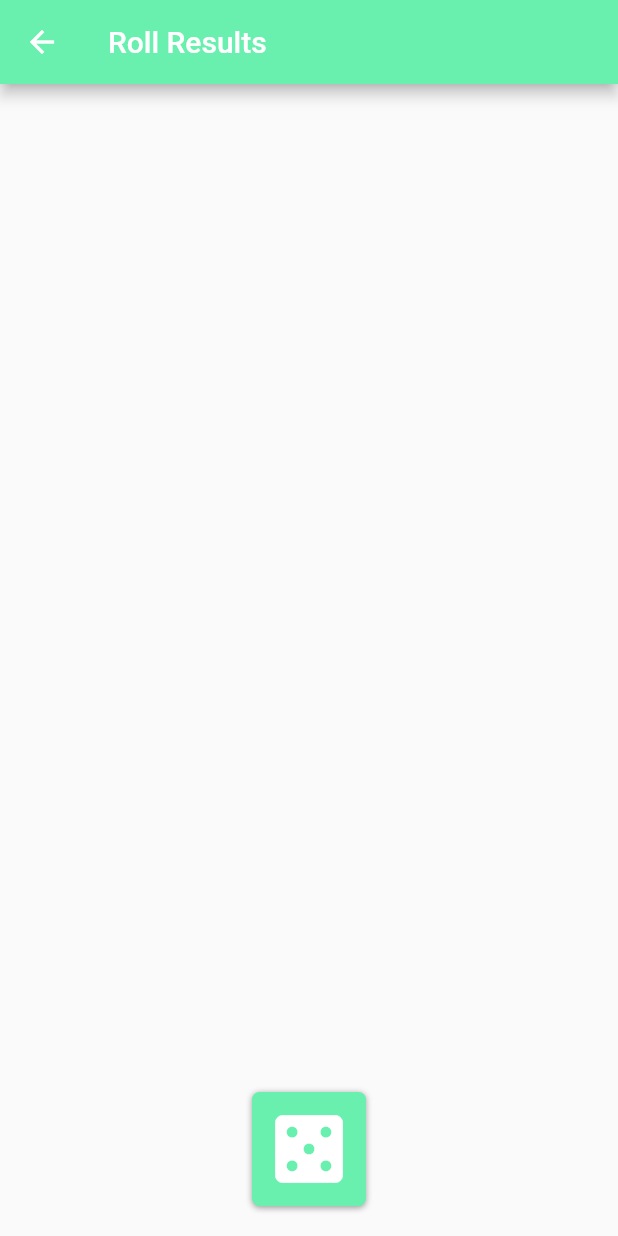
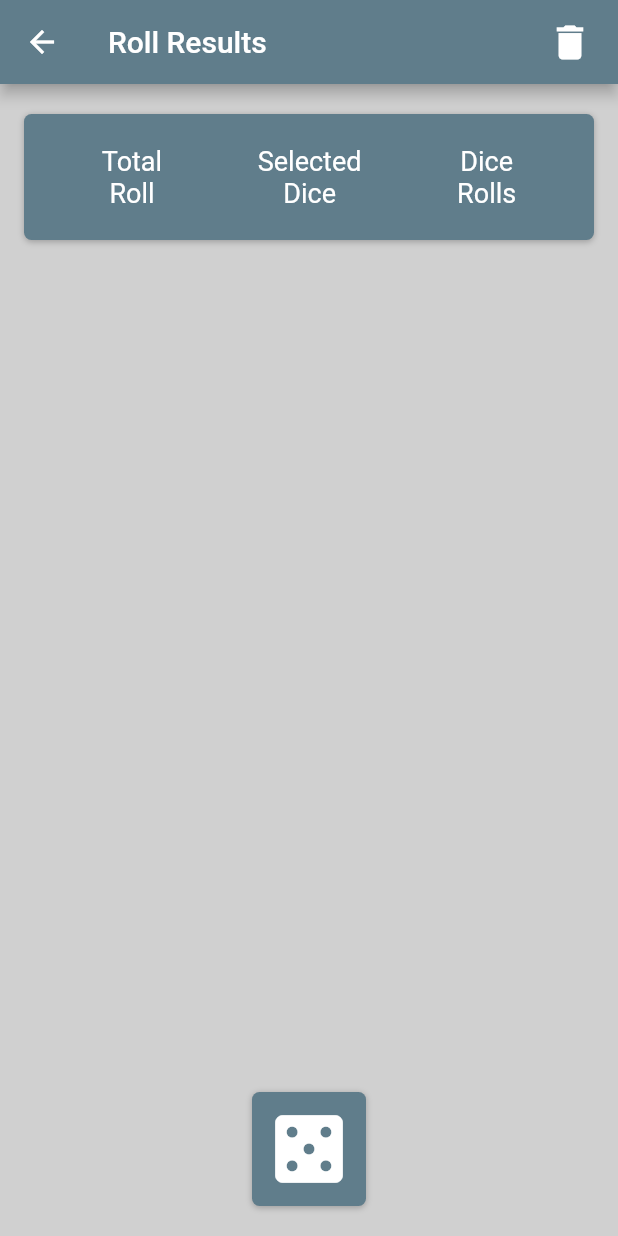
Before and after one commit to Lallivero/RollMe, a Flutter app: the ResultScreen screen opened directly, after a tap on the "casino" icon, on a phone screen of 412 x 824 dp. Run offline on Flutter 3.47's test engine with Material 2 defaults, Android fonts, the phone set to English and light mode, and no system bars.

Commit message:
styled the result differently

```diff
--- /dev/null
+++ b/lib/components/header_row.dart
@@ -0,0 +1,58 @@
+import 'package:flutter/material.dart';
+
+import '../constants.dart';
+
+class HeaderRow extends StatelessWidget {
+  const HeaderRow({Key? key}) : super(key: key);
+
+  @override
+  Widget build(BuildContext context) {
+    return Row(
+      mainAxisAlignment: MainAxisAlignment.spaceAround,
+      children: [
+        Column(
+          children: const [
+            Text(
+              'Total',
+              textAlign: TextAlign.center,
+              style: TextStyle(color: kTextColor, fontSize: 18),
+            ),
+            Text(
+              'Roll',
+              textAlign: TextAlign.center,
+              style: TextStyle(color: kTextColor, fontSize: 18),
+            ),
+          ],
+        ),
+        Column(
+          children: const [
+            Text(
+              'Selected',
+              textAlign: TextAlign.center,
+              style: TextStyle(color: kTextColor, fontSize: 18),
+            ),
+            Text(
+              'Dice',
+              textAlign: TextAlign.center,
+              style: TextStyle(color: kTextColor, fontSize: 18),
+            ),
+          ],
+        ),
+        Column(
+          children: const [
+            Text(
+              'Dice',
+              textAlign: TextAlign.center,
+              style: TextStyle(color: kTextColor, fontSize: 18),
+            ),
+            Text(
+              'Rolls',
+              textAlign: TextAlign.center,
+              style: TextStyle(color: kTextColor, fontSize: 18),
+            ),
+          ],
+        ),
+      ],
+    );
+  }
+}
--- /dev/null
+++ b/lib/components/header_tile.dart
@@ -0,0 +1,19 @@
+import 'package:flutter/material.dart';
+import 'package:roll_me/components/header_row.dart';
+
+import '../constants.dart';
+
+class HeaderTile extends StatelessWidget {
+  const HeaderTile({Key? key}) : super(key: key);
+
+  @override
+  Widget build(BuildContext context) {
+    return const Card(
+      elevation: 0,
+      color: kSecondary,
+      child: ListTile(
+        title: HeaderRow(),
+      ),
+    );
+  }
+}
--- a/lib/components/result_list.dart
+++ b/lib/components/result_list.dart
@@ -15,11 +15,7 @@ class ResultList extends StatelessWidget {
           itemBuilder: (context, index) {
             final roll = diceModel.previousRolls[index];
 
-            return RollTile(
-              result: roll.result!,
-              rolls: roll.rolls!,
-              value: roll.value!,
-            );
+            return RollTile(roll: roll);
           },
           itemCount: diceModel.previousRolls.length,
         );
--- a/lib/constants.dart
+++ b/lib/constants.dart
@@ -1,10 +1,25 @@
 import 'package:flutter/cupertino.dart';
-
+import 'package:flutter/material.dart';
 import 'components/dice_button.dart';
 
 //colors
-const Color pink = Color(0xFFF9D2FF);
-const Color lilac = Color(0xFFD8FFD2);
+// const Color kPrimary = Colors.grey;
+const kPrimary = Color(0xffd0d0d0);
+const Color kSecondary = Colors.blueGrey;
+const Color kTextColor = Colors.white;
+
+//shadow decoration
+BoxDecoration kShadowDecoration = BoxDecoration(
+    color: kSecondary,
+    borderRadius: BorderRadius.circular(5),
+    boxShadow: const [
+      BoxShadow(
+        color: Colors.grey,
+        blurRadius: 3,
+        offset: Offset(0.0, 1.0),
+      )
+    ]);
+
 const List<DiceButton> kDice = [
   DiceButton(
     value: 4,
--- a/lib/models/dice_model.dart
+++ b/lib/models/dice_model.dart
@@ -6,7 +6,8 @@ import 'dart:math';
 import 'package:roll_me/models/roll.dart';
 
 class DiceModel extends ChangeNotifier {
-  final List<Roll> _previousRolls = [];
+  List<Roll> _previousRolls = [];
+  Roll? _latestRoll;
 
   int _numDice = 1;
 
@@ -25,29 +26,24 @@ class DiceModel extends ChangeNotifier {
     for (int i = 0; i < _numDice; i++) {
       localResult.add(Random().nextInt(value) + 1);
     }
-    _previousRolls.insert(
-        0,
-        Roll(
-            value: value,
-            result:
-                localResult.fold(0, (previousValue, element) => previousValue! + element),
-            rolls: localResult));
+    _latestRoll = Roll(
+        value: "$_numDice" "d" "$value",
+        result: localResult.fold(0, (previousValue, element) => previousValue! + element),
+        rolls: localResult);
+    _previousRolls.insert(0, _latestRoll!);
+
     notifyListeners();
   }
 
   void rerollDice() {
-    final List<int> localResult = [];
-    int value = _previousRolls[0].value!;
-    for (int i = 0; i < _numDice; i++) {
-      localResult.add(Random().nextInt(value) + 1);
-    }
-    _previousRolls.insert(
-        0,
-        Roll(
-            value: value,
-            result:
-                localResult.fold(0, (previousValue, element) => previousValue! + element),
-            rolls: localResult));
+    int value = int.parse(_latestRoll!.value!.split('d')[1]);
+
+    rollDice(value);
+  }
+
+  void resetHistory() {
+    _previousRolls = [];
+
     notifyListeners();
   }
 
@@ -55,6 +51,10 @@ class DiceModel extends ChangeNotifier {
     return UnmodifiableListView(_previousRolls);
   }
 
+  Roll get latestRoll {
+    return _latestRoll!;
+  }
+
   int get numDice {
     return _numDice;
   }
--- a/lib/models/roll.dart
+++ b/lib/models/roll.dart
@@ -1,6 +1,6 @@
 class Roll {
   int? result;
   List<int>? rolls;
-  int? value;
+  String? value;
   Roll({this.result, this.rolls, this.value});
 }
--- a/lib/screens/result_screen.dart
+++ b/lib/screens/result_screen.dart
@@ -1,7 +1,12 @@
 import 'package:flutter/material.dart';
 import 'package:provider/provider.dart';
+import 'package:roll_me/components/header_row.dart';
+import 'package:roll_me/components/header_tile.dart';
 import 'package:roll_me/components/result_list.dart';
+import 'package:roll_me/components/result_row.dart';
 import 'package:roll_me/models/dice_model.dart';
+
+import '../constants.dart';
 
 class ResultScreen extends StatelessWidget {
   const ResultScreen({Key? key}) : super(key: key);
@@ -9,52 +14,57 @@ class ResultScreen extends StatelessWidget {
   @override
   Widget build(BuildContext context) {
     return Scaffold(
+      backgroundColor: kPrimary,
       appBar: AppBar(
-        title: Text('Roll Results'),
-        backgroundColor: Colors.greenAccent,
+        foregroundColor: kTextColor,
+        backgroundColor: kSecondary,
+        title: const Text(
+          'Roll Results',
+          style: TextStyle(color: kTextColor),
+        ),
+        actions: [
+          TextButton(
+            onPressed: () {
+              context.read<DiceModel>().resetHistory();
+            },
+            child: const Icon(
+              Icons.delete,
+              color: kTextColor,
+              size: 30,
+            ),
+          ),
+        ],
       ),
       body: Padding(
         padding: const EdgeInsets.symmetric(horizontal: 16.0, vertical: 20.0),
         child: Column(
           mainAxisAlignment: MainAxisAlignment.spaceEvenly,
           children: [
+            Container(
+              padding: const EdgeInsets.symmetric(vertical: 10),
+              decoration: kShadowDecoration,
+              child: const HeaderTile(),
+            ),
+            const SizedBox(
+              height: 30,
+            ),
             const Expanded(
               child: ResultList(),
             ),
-            SizedBox(
+            const SizedBox(
               height: 30,
             ),
             Container(
-              decoration: BoxDecoration(
-                  color: Colors.greenAccent,
-                  borderRadius: BorderRadius.circular(5),
-                  boxShadow: const [
-                    BoxShadow(
-                      color: Colors.grey,
-                      blurRadius: 3,
-                      offset: Offset(0.0, 1.0),
-                    )
-                  ]),
-              child: Column(
-                children: [
-                  TextButton(
+              decoration: kShadowDecoration,
+              child: TextButton(
                 onPressed: () {
                   context.read<DiceModel>().rerollDice();
                 },
                 child: const Icon(
                   Icons.casino,
                   size: 60,
-                      color: Colors.white,
+                  color: kTextColor,
                 ),
-                  ),
-                  // const Padding(
-                  //   padding: EdgeInsets.only(bottom: 20),
-                  //   child: Text(
-                  //     'Reroll',
-                  //     style: TextStyle(fontSize: 20.0, color: Colors.white),
-                  //   ),
-                  // )
-                ],
               ),
             ),
           ],
```
Also changed, not shown: lib/components/result_row.dart (added, +42 -0 lines), lib/components/roll_tile.dart (+8 -27 lines), lib/screens/dice_screen.dart (+28 -6 lines), pubspec.lock. Lines whose indentation alone changed are shown as unchanged.
